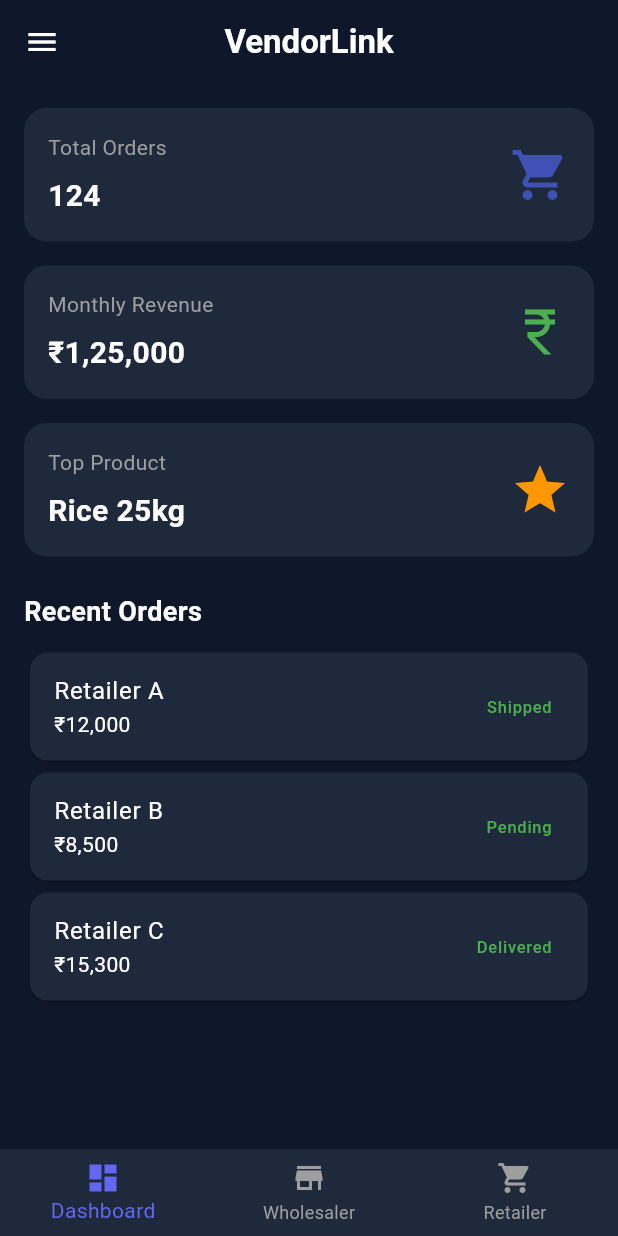
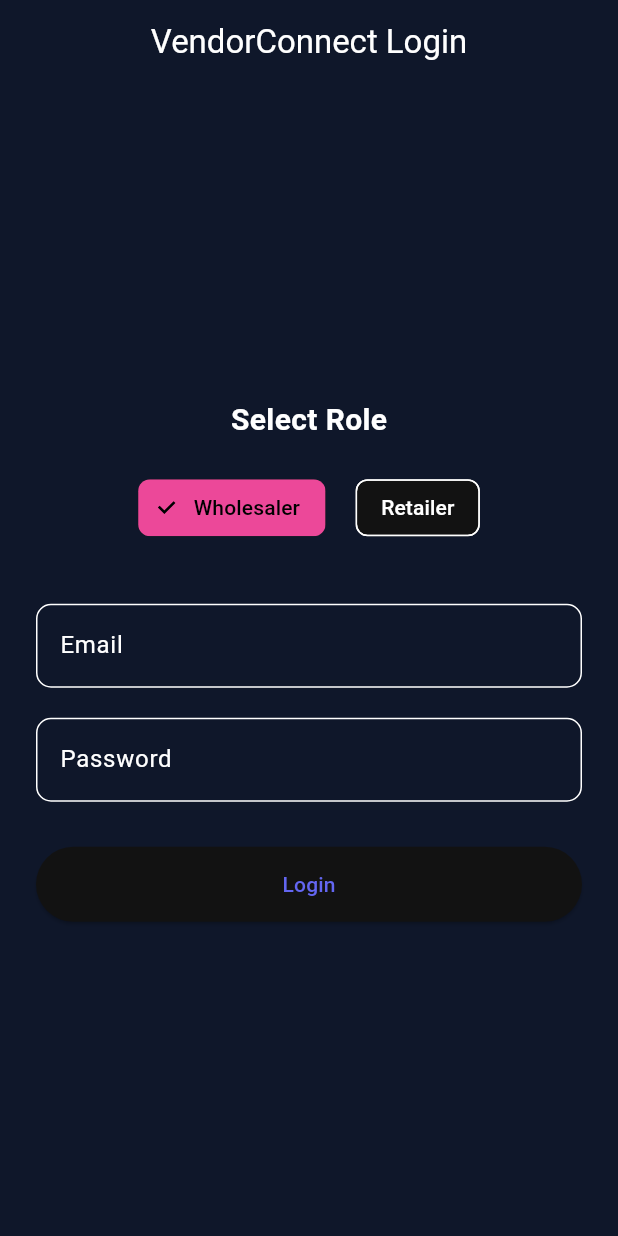
Before and after one commit to 12411018/VendorConnect, a Flutter app: the screen it shows after launch, on a phone screen of 412 x 824 dp. Run offline on Flutter 3.47's test engine with Material 3 defaults, Android fonts, the phone set to English and light mode, and no system bars.

Commit message:
added login screen ui

```diff
--- a/lib/home_screen.dart
+++ /dev/null
@@ -1,240 +0,0 @@
-import 'package:flutter/material.dart';
-
-class HomeScreen extends StatefulWidget {
-  const HomeScreen({super.key});
-
-  @override
-  State<HomeScreen> createState() => _HomeScreenState();
-}
-
-class _HomeScreenState extends State<HomeScreen> {
-
-  int _currentIndex = 0;
-
-  @override
-  Widget build(BuildContext context) {
-    return Scaffold(
-
-
-
-
-      appBar: AppBar(
-        title: const Text(
-          "VendorLink",
-          style: TextStyle(fontWeight: FontWeight.bold),
-        ),
-        centerTitle: true,
-      ),
-
-      drawer: Drawer(
-        backgroundColor: const Color(0xFF1E293B),
-        child: ListView(
-          padding: EdgeInsets.zero,
-          children: [
-
-
-            const UserAccountsDrawerHeader(
-              decoration: BoxDecoration(
-                color: Color(0xFF6366F1),
-              ),
-              accountName: Text("Nikhil "),
-              accountEmail: Text("nikhilnikalje@1234"),
-              currentAccountPicture: CircleAvatar(
-                backgroundColor: Colors.white,
-                child: Icon(
-                  Icons.business,
-                  size: 30,
-                  color: Colors.black,
-                ),
-              ),
-            ),
-            // const SizedBox(height: 60),
-
-            ListTile(
-              leading: const Icon(Icons.person, color: Colors.white),
-              title: const Text(
-                "Profile",
-                style: TextStyle(color: Colors.white),
-              ),
-              onTap: () {},
-            ),
-
-            ListTile(
-              leading: const Icon(Icons.analytics, color: Colors.white),
-              title: const Text(
-                "Analytics",
-                style: TextStyle(color: Colors.white),
-              ),
-              onTap: () {},
-            ),
-
-            ListTile(
-              leading: const Icon(Icons.settings, color: Colors.white),
-              title: const Text(
-                "Settings",
-                style: TextStyle(color: Colors.white),
-              ),
-              onTap: () {},
-            ),
-
-            ListTile(
-              leading: const Icon(Icons.support_agent, color: Colors.white),
-              title: const Text(
-                "Contact Us",
-                style: TextStyle(color: Colors.white),
-              ),
-              onTap: () {},
-            ),
-
-            const Divider(color: Colors.grey),
-
-            ListTile(
-              leading: const Icon(Icons.logout, color: Colors.white),
-              title: const Text(
-                "Logout",
-                style: TextStyle(color: Colors.white),
-              ),
-              onTap: (
-                  ) {},
-            ),
-          ],
-        ),
-      ),
-
-
-
-
-      body: SingleChildScrollView(
-        padding: const EdgeInsets.all(16),
-        child: Column(
-          children: [
-
-            _dashboardCard(
-              title: "Total Orders",
-              value: "124",
-              icon: Icons.shopping_cart,
-              color: Colors.indigo,
-            ),
-
-            const SizedBox(height: 16),
-
-            _dashboardCard(
-              title: "Monthly Revenue",
-              value: "₹1,25,000",
-              icon: Icons.currency_rupee,
-              color: Colors.green,
-            ),
-
-            const SizedBox(height: 16),
-
-            _dashboardCard(
-              title: "Top Product",
-              value: "Rice 25kg",
-              icon: Icons.star,
-              color: Colors.orange,
-            ),
-
-            const SizedBox(height: 24),
-
-            const Align(
-              alignment: Alignment.centerLeft,
-              child: Text(
-                "Recent Orders",
-                style: TextStyle(
-                    fontSize: 18,
-                    fontWeight: FontWeight.bold
-                ),
-              ),
-            ),
-
-            const SizedBox(height: 10),
-
-            _orderTile("Retailer A", "₹12,000", "Shipped"),
-            _orderTile("Retailer B", "₹8,500", "Pending"),
-            _orderTile("Retailer C", "₹15,300", "Delivered"),
-          ],
-        ),
-      ),
-
-      bottomNavigationBar: BottomNavigationBar(
-        currentIndex: _currentIndex,
-        onTap: (index) {
-          setState(() {
-            _currentIndex = index;
-          });
-        },
-        items: const [
-          BottomNavigationBarItem(
-            icon: Icon(Icons.dashboard),
-            label: "Dashboard",
-          ),
-          BottomNavigationBarItem(
-            icon: Icon(Icons.store),
-            label: "Wholesaler",
-          ),
-          BottomNavigationBarItem(
-            icon: Icon(Icons.shopping_cart),
-            label: "Retailer",
-          ),
-        ],
-      ),
-    );
-  }
-
-  // 🔹 Drawer Item Widget
-  Widget _drawerItem(IconData icon, String title) {
-    return ListTile(
-      leading: Icon(icon, color: Colors.white),
-      title: Text(title, style: const TextStyle(color: Colors.white)),
-      onTap: () {},
-    );
-  }
-
-  // 🔹 Dashboard Card Widget
-  Widget _dashboardCard({
-    required String title,
-    required String value,
-    required IconData icon,
-    required Color color,
-  }) {
-    return Container(
-      padding: const EdgeInsets.all(16),
-      decoration: BoxDecoration(
-        color: const Color(0xFF1E293B),
-        borderRadius: BorderRadius.circular(15),
-      ),
-      child: Row(
-        mainAxisAlignment: MainAxisAlignment.spaceBetween,
-        children: [
-          Column(
-              crossAxisAlignment: CrossAxisAlignment.start,
-              children: [
-                Text(title,
-                    style: const TextStyle(color: Colors.grey)),
-                const SizedBox(height: 8),
-                Text(value,
-                    style: const TextStyle(
-                        fontSize: 20,
-                        fontWeight: FontWeight.bold)),
-              ]),
-          Icon(icon, size: 40, color: color),
-        ],
-      ),
-    );
-  }
-
-  // 🔹 Order Tile
-  Widget _orderTile(String name, String amount, String status) {
-    return Card(
-      color: const Color(0xFF1E293B),
-      child: ListTile(
-        title: Text(name),
-        subtitle: Text(amount),
-        trailing: Text(
-          status,
-          style: const TextStyle(color: Colors.green),
-        ),
-      ),
-    );
-  }
-}
--- a/lib/main.dart
+++ b/lib/main.dart
@@ -1,6 +1,5 @@
-
 import 'package:flutter/material.dart';
-import 'home_screen.dart';
+import 'screens/login_screen.dart';
 
 void main() {
   runApp(const VendorLinkApp());
@@ -13,11 +12,11 @@ class VendorLinkApp extends StatelessWidget {
   Widget build(BuildContext context) {
     return MaterialApp(
       debugShowCheckedModeBanner: false,
-      title: 'VendorLink',
+      title: 'VendorConnect',
       theme: ThemeData(
         brightness: Brightness.dark,
-        fontFamily: 'roboto',
         scaffoldBackgroundColor: const Color(0xFF0F172A),
+
         colorScheme: const ColorScheme.dark(
           primary: Color(0xFF6366F1),
           secondary: Color(0xFFEC4899),
@@ -26,23 +25,11 @@ class VendorLinkApp extends StatelessWidget {
         appBarTheme: const AppBarTheme(
           backgroundColor: Colors.transparent,
           elevation: 0,
+          centerTitle: true,
         ),
+      ),
 
-        bottomNavigationBarTheme: const BottomNavigationBarThemeData(
-          backgroundColor: Color(0xFF1E293B),
-          selectedItemColor: Color(0xFF6366F1),
-          unselectedItemColor: Colors.grey,
-          showUnselectedLabels: true,
-          type: BottomNavigationBarType.fixed,
-        ),
-
-
-      ),
-      home: const HomeScreen(),
-
-
+      home: const LoginScreen(),
     );
-
   }
-
 }
--- /dev/null
+++ b/lib/screens/login_screen.dart
@@ -0,0 +1,132 @@
+import 'package:flutter/material.dart';
+import 'wholesaler_dashboard.dart';
+import 'retailer_dashboard.dart';
+
+class LoginScreen extends StatefulWidget {
+  const LoginScreen({super.key});
+
+  @override
+  State<LoginScreen> createState() => _LoginScreenState();
+}
+
+class _LoginScreenState extends State<LoginScreen> {
+
+  String role = "wholesaler";
+
+  @override
+  Widget build(BuildContext context) {
+    return Scaffold(
+
+      appBar: AppBar(
+        title: const Text("VendorConnect Login"),
+      ),
+
+      body: Padding(
+        padding: const EdgeInsets.all(24),
+
+        child: Column(
+          mainAxisAlignment: MainAxisAlignment.center,
+          children: [
+
+            const Text(
+              "Select Role",
+              style: TextStyle(
+                fontSize: 20,
+                fontWeight: FontWeight.bold,
+              ),
+            ),
+
+            const SizedBox(height: 20),
+
+            Row(
+              mainAxisAlignment: MainAxisAlignment.center,
+              children: [
+
+                ChoiceChip(
+                  label: const Text("Wholesaler"),
+                  selected: role == "wholesaler",
+                  onSelected: (value) {
+                    setState(() {
+                      role = "wholesaler";
+                    });
+                  },
+                ),
+
+                const SizedBox(width: 20),
+
+                ChoiceChip(
+                  label: const Text("Retailer"),
+                  selected: role == "retailer",
+                  onSelected: (value) {
+                    setState(() {
+                      role = "retailer";
+                    });
+                  },
+                ),
+
+              ],
+            ),
+
+            const SizedBox(height: 40),
+
+            TextField(
+              decoration: InputDecoration(
+                labelText: "Email",
+                border: OutlineInputBorder(
+                  borderRadius: BorderRadius.circular(10),
+                ),
+              ),
+            ),
+
+            const SizedBox(height: 20),
+
+            TextField(
+              obscureText: true,
+              decoration: InputDecoration(
+                labelText: "Password",
+                border: OutlineInputBorder(
+                  borderRadius: BorderRadius.circular(10),
+                ),
+              ),
+            ),
+
+            const SizedBox(height: 30),
+
+            ElevatedButton(
+              style: ElevatedButton.styleFrom(
+                minimumSize: const Size(double.infinity, 50),
+              ),
+
+              onPressed: () {
+
+                if(role == "wholesaler"){
+
+                  Navigator.push(
+                    context,
+                    MaterialPageRoute(
+                      builder: (context) => const WholesalerDashboard(),
+                    ),
+                  );
+
+                } else {
+
+                  Navigator.push(
+                    context,
+                    MaterialPageRoute(
+                      builder: (context) => const RetailerDashboard(),
+                    ),
+                  );
+
+                }
+
+              },
+
+              child: const Text("Login"),
+            )
+
+          ],
+        ),
+      ),
+    );
+  }
+}
```
Also changed, not shown: lib/screens/retailer_dashboard.dart (added, +38 -0 lines), lib/screens/wholesaler_dashboard.dart (added, +104 -0 lines), lib/widgets/dashboard_card.dart (added, +62 -0 lines), lib/widgets/order_tile.dart (added, +38 -0 lines), pubspec.lock.
